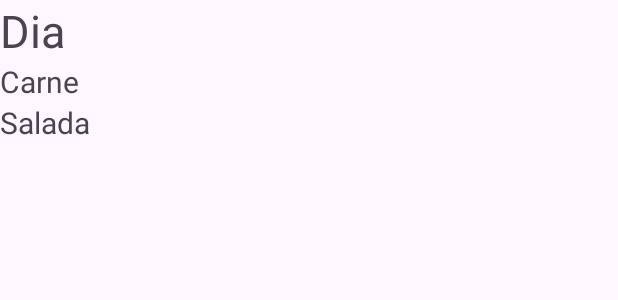
After one commit to josebiaggiodev/Menu, an Android app: the layout fragment_register.xml on its own in the app's theme, with its tools: preview values and no code run, on a phone screen of 412 x 824 dp. The commit adds this screen. Shown: the top 300 px of the screen. Run offline under Robolectric (Android 15) with nearby library versions, the phone set to English and light mode, and no system bars.

Commit message:
Project Base Structure Created

```diff
--- /dev/null
+++ b/app/src/main/java/br/edu/ifsp/aluno/menu/ui/ListFragment.kt
@@ -0,0 +1,6 @@
+package br.edu.ifsp.aluno.menu.ui
+
+import androidx.fragment.app.Fragment
+class ListFragment : Fragment(){
+
+}
--- /dev/null
+++ b/app/src/main/java/br/edu/ifsp/aluno/menu/ui/RegisterFragment.kt
@@ -0,0 +1,6 @@
+package br.edu.ifsp.aluno.menu.ui
+
+import androidx.fragment.app.Fragment
+class RegisterFragment : Fragment(){
+
+}
--- /dev/null
+++ b/app/src/main/res/layout/common_layout.xml
@@ -0,0 +1,21 @@
+<?xml version="1.0" encoding="utf-8"?>
+<LinearLayout xmlns:android="http://schemas.android.com/apk/res/android"
+    android:orientation="vertical"
+    android:layout_width="match_parent"
+    android:layout_height="match_parent">
+    <TextView
+        android:layout_width="wrap_content"
+        android:layout_height="wrap_content"
+        android:text="@string/day"
+        android:textSize="30sp" />
+    <TextView
+        android:layout_width="wrap_content"
+        android:layout_height="wrap_content"
+        android:text="@string/meat"
+        android:textSize="20sp" />
+    <TextView
+        android:layout_width="wrap_content"
+        android:layout_height="wrap_content"
+        android:text="@string/salad"
+        android:textSize="20sp" />
+</LinearLayout>
--- /dev/null
+++ b/app/src/main/res/layout/fragment_register.xml
@@ -0,0 +1,12 @@
+<?xml version="1.0" encoding="utf-8"?>
+<LinearLayout
+    xmlns:android="http://schemas.android.com/apk/res/android"
+    xmlns:tools="http://schemas.android.com/tools"
+    android:layout_width="match_parent"
+    android:layout_height="match_parent"
+    xmlns:app="http://schemas.android.com/apk/res-auto"
+    app:layout_behavior="@string/appbar_scrolling_view_behavior"
+    tools:context=".ui.RegisterFragment">
+    <include layout="@layout/common_layout"
+        android:id="@+id/common_layout"/>
+</LinearLayout>
--- a/app/src/main/res/values/strings.xml
+++ b/app/src/main/res/values/strings.xml
@@ -1,3 +1,9 @@
 <resources>
     <string name="app_name">Menu</string>
+    <!-- TODO: Remove or change this placeholder text -->
+    <string name="hello_blank_fragment">Hello blank fragment</string>
+    <string name="day">Dia</string>
+    <string name="meat">Carne</string>
+    <string name="salad">Salada</string>
+    <string name="save">Salvar</string>
 </resources>
```
Also changed, not shown: app/src/main/java/br/edu/ifsp/aluno/menu/data/Menu.kt (added, +13 -0 lines), app/src/main/java/br/edu/ifsp/aluno/menu/data/MenuDAO.kt (added, +10 -0 lines), app/src/main/java/br/edu/ifsp/aluno/menu/data/MenuDatabase.kt (added, +27 -0 lines), app/src/main/java/br/edu/ifsp/aluno/menu/repository/MenuRepository.kt (added, +10 -0 lines), app/src/main/java/br/edu/ifsp/aluno/menu/viewmodel/MenuViewModel.kt (added, +23 -0 lines), app/src/main/res/layout/activity_main.xml (+17 -11 lines), app/src/main/res/layout/fragment_list.xml (added, +22 -0 lines), app/src/main/res/menu/register_menu.xml (added, +9 -0 lines), app/src/main/res/navigation/my_nav.xml (added, +22 -0 lines).
